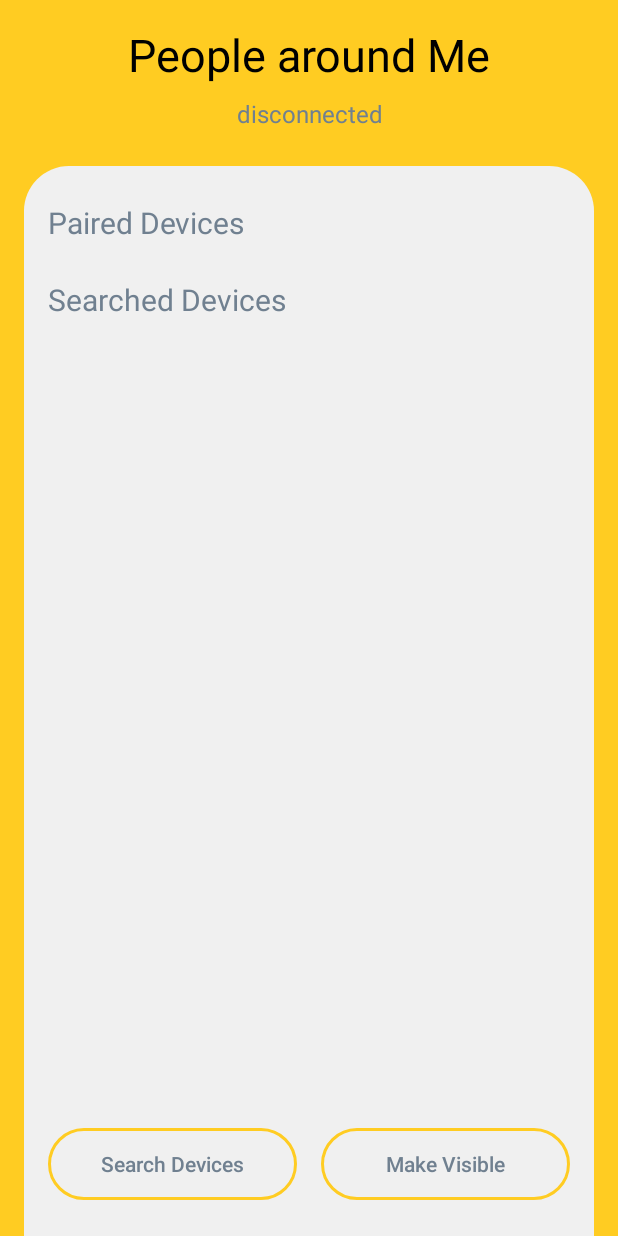
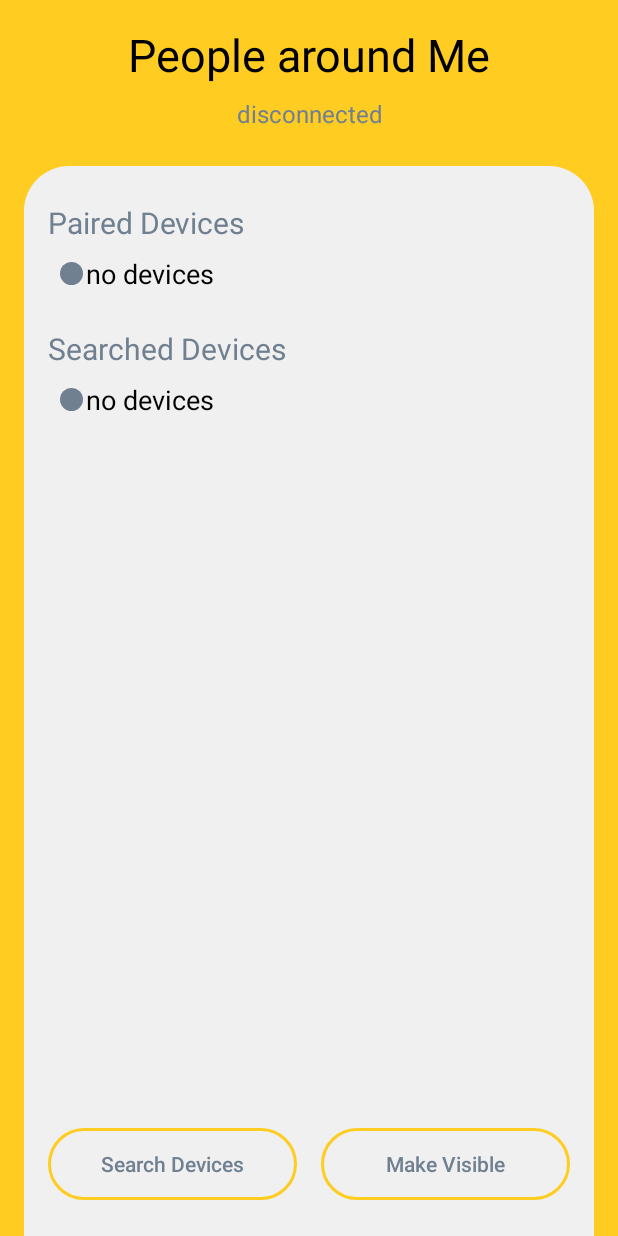
Before and after one commit to keng-yu-liao/BlueChart_10, an Android app: the SearchActivity screen opened directly, with no data from a screen before it, on a phone screen of 412 x 824 dp. Run offline under Robolectric (Android 15) with nearby library versions, the phone set to English and light mode, and no system bars.

Commit message:
[調整] 搜尋頁面查無資料狀態

```diff
--- a/app/src/main/java/com/example/bluechart_10/section/search/SearchActivity.kt
+++ b/app/src/main/java/com/example/bluechart_10/section/search/SearchActivity.kt
@@ -3,6 +3,8 @@ package com.example.bluechart_10.section.search
 import android.content.Context
 import android.content.Intent
 import android.os.Bundle
+import android.view.View.GONE
+import android.view.View.VISIBLE
 import androidx.appcompat.app.AppCompatActivity
 import androidx.lifecycle.Observer
 import androidx.lifecycle.ViewModelProvider
@@ -42,8 +44,16 @@ class SearchActivity : AppCompatActivity() {
         }
         searchViewModel = ViewModelProvider(this@SearchActivity, viewModelFactory).get(SearchViewModel::class.java)
         searchViewModel.pairedDeviceList.observe(this@SearchActivity, Observer {
-            (rcv_paired_devices.adapter as SearchAdapter).updateSearchList(it)
+            if (it.isEmpty()) {
+                rcv_paired_devices.visibility = GONE
+                tv_paired_devices_no_data.visibility = VISIBLE
+            } else {
+                rcv_paired_devices.visibility = VISIBLE
+                tv_paired_devices_no_data.visibility = GONE
+                (rcv_paired_devices.adapter as SearchAdapter).updateSearchList(it)
+            }
         })
+
         searchViewModel.pairedState.observe(this@SearchActivity, Observer {
             tv_status_search.text = it
         })
--- /dev/null
+++ b/app/src/main/res/drawable/view_oval_item_gray.xml
@@ -0,0 +1,12 @@
+<?xml version="1.0" encoding="utf-8"?>
+<shape
+    xmlns:android="http://schemas.android.com/apk/res/android"
+    android:shape="oval">
+
+    <size
+        android:height="15dp"
+        android:width="15dp"/>
+
+    <solid
+        android:color="@color/colorGray"/>
+</shape>
--- a/app/src/main/res/layout/activity_search.xml
+++ b/app/src/main/res/layout/activity_search.xml
@@ -75,6 +75,16 @@
                     app:layout_constraintStart_toStartOf="parent"
                     app:layout_constraintTop_toTopOf="parent" />
 
+                <include
+                    android:id="@+id/tv_paired_devices_no_data"
+                    layout="@layout/item_search_no_paired_device"
+                    android:layout_width="match_parent"
+                    android:layout_height="wrap_content"
+                    app:layout_constraintEnd_toEndOf="parent"
+                    app:layout_constraintHorizontal_bias="0.0"
+                    app:layout_constraintStart_toStartOf="parent"
+                    app:layout_constraintTop_toBottomOf="@+id/tv_paired_devices_title" />
+
                 <androidx.recyclerview.widget.RecyclerView
                     android:id="@+id/rcv_paired_devices"
                     android:layout_width="0dp"
@@ -82,9 +92,10 @@
                     android:layout_marginStart="8dp"
                     android:layout_marginTop="8dp"
                     android:layout_marginEnd="8dp"
+                    android:visibility="visible"
                     app:layout_constraintEnd_toEndOf="parent"
                     app:layout_constraintStart_toStartOf="parent"
-                    app:layout_constraintTop_toBottomOf="@+id/tv_paired_devices_title" />
+                    app:layout_constraintTop_toBottomOf="@+id/tv_paired_devices_no_data" />
 
                 <TextView
                     android:id="@+id/tv_searched_devices_title"
@@ -99,6 +110,17 @@
                     app:layout_constraintStart_toStartOf="parent"
                     app:layout_constraintTop_toBottomOf="@+id/rcv_paired_devices" />
 
+                <include
+                    android:id="@+id/tv_searched_devices_no_data"
+                    layout="@layout/item_search_no_paired_device"
+                    android:layout_width="match_parent"
+                    android:layout_height="wrap_content"
+                    app:layout_constraintEnd_toEndOf="parent"
+                    app:layout_constraintHorizontal_bias="0.0"
+                    app:layout_constraintStart_toStartOf="parent"
+                    app:layout_constraintTop_toBottomOf="@+id/tv_searched_devices_title" />
+
+
                 <androidx.recyclerview.widget.RecyclerView
                     android:id="@+id/rcv_searched_devices"
                     android:layout_width="0dp"
@@ -106,7 +128,7 @@
                     android:layout_marginTop="8dp"
                     app:layout_constraintEnd_toEndOf="parent"
                     app:layout_constraintStart_toStartOf="parent"
-                    app:layout_constraintTop_toBottomOf="@+id/tv_searched_devices_title" />
+                    app:layout_constraintTop_toBottomOf="@+id/tv_searched_devices_no_data" />
 
             </androidx.constraintlayout.widget.ConstraintLayout>
         </ScrollView>
--- /dev/null
+++ b/app/src/main/res/layout/item_search_no_paired_device.xml
@@ -0,0 +1,26 @@
+<?xml version="1.0" encoding="utf-8"?>
+<androidx.constraintlayout.widget.ConstraintLayout xmlns:android="http://schemas.android.com/apk/res/android"
+    xmlns:app="http://schemas.android.com/apk/res-auto"
+    xmlns:tools="http://schemas.android.com/tools"
+    android:layout_width="match_parent"
+    android:layout_height="wrap_content">
+
+    <TextView
+        android:id="@+id/tv_device_name"
+        android:layout_width="wrap_content"
+        android:layout_height="wrap_content"
+        android:layout_marginStart="8dp"
+        android:layout_marginTop="8dp"
+        android:layout_marginBottom="8dp"
+        android:drawablePadding="2dp"
+        android:text="@string/search_no_devices"
+        android:textColor="@color/colorBlack"
+        android:textSize="@dimen/text_size_rcv_item"
+        app:drawableStartCompat="@drawable/view_oval_item_gray"
+        app:layout_constraintBottom_toBottomOf="parent"
+        app:layout_constraintEnd_toEndOf="parent"
+        app:layout_constraintHorizontal_bias="0.0"
+        app:layout_constraintStart_toStartOf="parent"
+        app:layout_constraintTop_toTopOf="parent" />
+
+</androidx.constraintlayout.widget.ConstraintLayout>
--- a/app/src/main/res/values/strings.xml
+++ b/app/src/main/res/values/strings.xml
@@ -14,6 +14,7 @@
     <string name="search_btn_make_visible">Make Visible</string>
     <string name="search_paired_devices">Paired Devices</string>
     <string name="search_searched_devices">Searched Devices</string>
+    <string name="search_no_devices">no devices</string>
 
     //Search頁面 - bluetooth connect status
     <string name="bluetooth_status_disconnected">disconnected</string>
```
